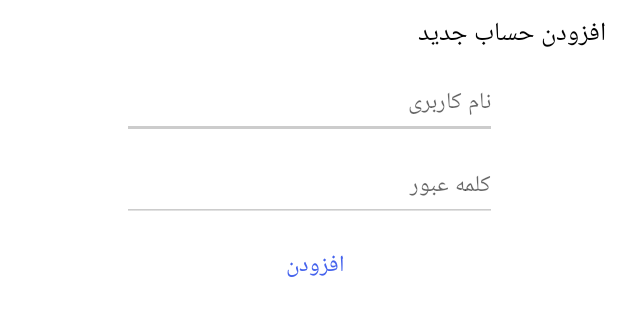
After one commit to RezaKardoost/Shiraz-University-Internet-Access-Manager, an Android app: the layout add_account_bottomsheet.xml on its own in the app's theme, with its tools: preview values and no code run, on a phone screen of 412 x 824 dp. The commit adds this screen. Shown: the top 316 px of the screen. Run offline under Robolectric (Android 15) with nearby library versions, the phone set to English and light mode, and no system bars.

Commit message:
add viewModel - room - now can add new account to database

```diff
--- /dev/null
+++ b/app/src/main/res/layout/add_account_bottomsheet.xml
@@ -0,0 +1,64 @@
+<?xml version="1.0" encoding="utf-8"?>
+<androidx.constraintlayout.widget.ConstraintLayout
+    xmlns:android="http://schemas.android.com/apk/res/android"
+    xmlns:app="http://schemas.android.com/apk/res-auto"
+    android:layout_width="match_parent"
+    android:layout_height="wrap_content">
+
+    <com.google.android.material.textview.MaterialTextView
+        android:id="@+id/materialTextView"
+        fontPath="fonts/vazir-bold.ttf"
+        android:layout_width="wrap_content"
+        android:layout_height="wrap_content"
+        android:layout_marginTop="8dp"
+        android:layout_marginEnd="8dp"
+        android:text="افزودن حساب جدید"
+        android:textSize="17sp"
+        app:layout_constraintEnd_toEndOf="parent"
+        app:layout_constraintTop_toTopOf="parent"
+        android:textColor="@android:color/black"/>
+
+    <com.google.android.material.textfield.TextInputEditText
+        android:id="@+id/username"
+        android:inputType="text"
+        android:maxLines="1"
+        android:layout_width="250dp"
+        android:layout_height="wrap_content"
+        android:layout_marginTop="8dp"
+        android:backgroundTint="#cccccc"
+        android:hint="نام کاربری"
+        android:gravity="right"
+        android:textSize="15sp"
+        app:layout_constraintEnd_toEndOf="parent"
+        app:layout_constraintStart_toStartOf="parent"
+        app:layout_constraintTop_toBottomOf="@+id/materialTextView" />
+
+    <com.google.android.material.textfield.TextInputEditText
+        android:inputType="textPassword"
+        android:id="@+id/password"
+        android:layout_width="250dp"
+        android:layout_height="wrap_content"
+        android:layout_marginTop="8dp"
+        android:backgroundTint="#cccccc"
+        android:hint="کلمه عبور"
+        android:gravity="right"
+        android:textSize="15sp"
+        app:layout_constraintEnd_toEndOf="parent"
+        app:layout_constraintStart_toStartOf="parent"
+        app:layout_constraintTop_toBottomOf="@+id/username" />
+
+    <com.google.android.material.button.MaterialButton
+        style="@style/Widget.MaterialComponents.Button.TextButton.Dialog"
+        android:layout_width="0dp"
+        android:layout_height="wrap_content"
+        android:id="@+id/addAccount"
+        android:text="افزودن"
+        android:textSize="15sp"
+        app:layout_constraintBottom_toBottomOf="parent"
+        app:layout_constraintEnd_toEndOf="parent"
+        app:layout_constraintStart_toStartOf="parent"
+        app:layout_constraintTop_toBottomOf="@+id/password"
+        android:paddingTop="10dp"
+        android:paddingBottom="10dp"/>
+
+</androidx.constraintlayout.widget.ConstraintLayout>
--- a/app/src/main/res/layout/home_toolbar.xml
+++ b/app/src/main/res/layout/home_toolbar.xml
@@ -11,7 +11,7 @@
         android:layout_width="wrap_content"
         android:layout_height="0dp"
         android:layout_marginEnd="10dp"
-        android:textSize="15sp"
+        android:textSize="17sp"
         android:gravity="center"
         android:text="حساب های اینترنت"
         android:textColor="@android:color/white"
```
Also changed, not shown: app/build.gradle (+15 -0 lines), app/src/main/java/com/github/RezaKardoost/shirazuinternet/MainActivity.kt (+45 -0 lines), app/src/main/java/com/github/RezaKardoost/shirazuinternet/MainViewModel.kt (added, +39 -0 lines), app/src/main/java/com/github/RezaKardoost/shirazuinternet/Room/AccountsDatabase.kt (added, +28 -0 lines), app/src/main/java/com/github/RezaKardoost/shirazuinternet/Room/User.kt (added, +10 -0 lines), app/src/main/java/com/github/RezaKardoost/shirazuinternet/Room/UserDao.kt (added, +13 -0 lines), app/src/main/res/layout/activity_main.xml (+22 -4 lines).
